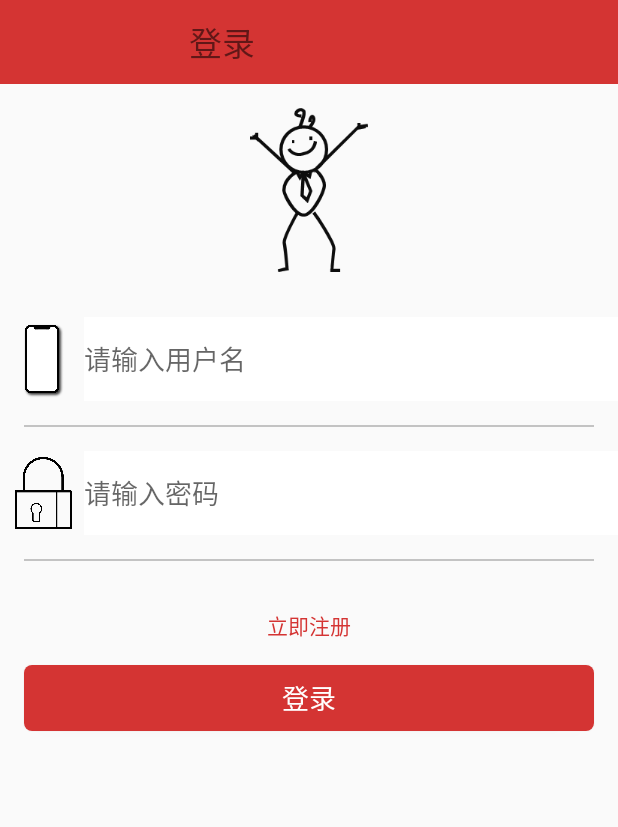
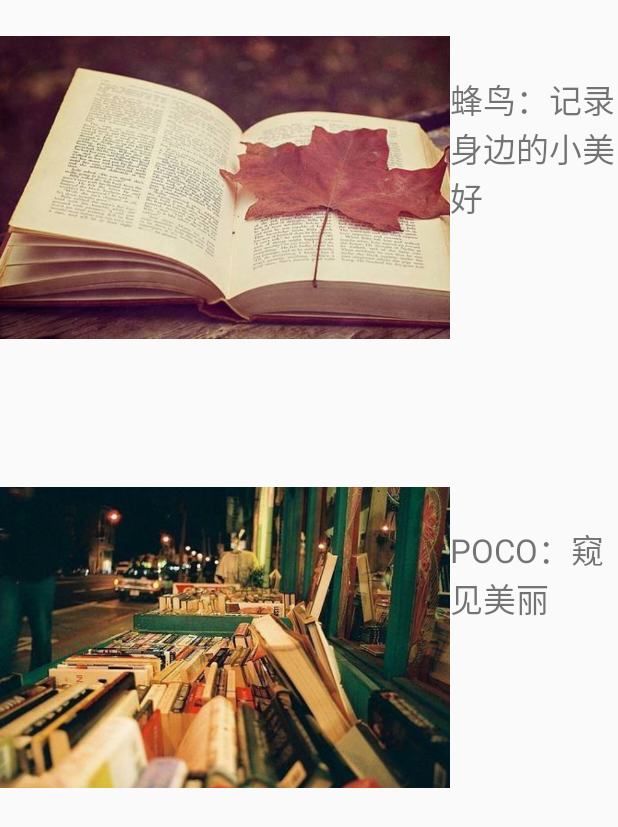
Before and after one commit to zhangtangqm/myMusic, an Android app: the fragment PhotoFragment shown on its own in the app's theme, after a tap on an icon or button, on a phone screen of 412 x 824 dp. Shown: the top 827 px of the screen. Run offline under Robolectric (Android 15) with nearby library versions, the light colour scheme and no system bars; our stand-ins replace CircleImageView.

Commit message:
书籍页面与摄影页面

```diff
--- a/app/src/main/AndroidManifest.xml
+++ b/app/src/main/AndroidManifest.xml
@@ -30,7 +30,9 @@
         <activity android:name=".activities.PlayMusicActivity" />
         <activity android:name=".activities.PlayerListActivity" />
         <activity android:name=".activities.ReadActivity" />
-        <activity android:name=".activities.FashionListActivity"></activity>
+        <activity android:name=".activities.FashionListActivity" />
+        <activity android:name=".activities.BookListActivity" />
+        <activity android:name=".activities.PhotoListActivity"></activity>
     </application>
 
 </manifest>
--- /dev/null
+++ b/app/src/main/java/cn/edu/swufe/mymusic/activities/PhotoListActivity.java
@@ -0,0 +1,31 @@
+package cn.edu.swufe.mymusic.activities;
+
+import android.content.Intent;
+import android.net.Uri;
+import android.support.v7.app.AppCompatActivity;
+import android.os.Bundle;
+import android.view.View;
+
+import cn.edu.swufe.mymusic.R;
+
+public class PhotoListActivity extends BaseAcitivity {
+
+    @Override
+    protected void onCreate(Bundle savedInstanceState) {
+        super.onCreate(savedInstanceState);
+        setContentView(R.layout.activity_photo_list);
+
+    }
+    public void onPhotoAClick(View v){
+        Uri uri = Uri.parse("http://www.fengniao.com/");
+        Intent intent;
+        intent = new Intent(Intent.ACTION_VIEW,uri);
+        startActivity(intent);
+    }
+    public void onPhotoBClick(View v){
+        Uri uri = Uri.parse(" http://photo.poco.cn/");
+        Intent intent;
+        intent = new Intent(Intent.ACTION_VIEW,uri);
+        startActivity(intent);
+    }
+}
--- a/app/src/main/java/cn/edu/swufe/mymusic/fragments/BooksFragment.java
+++ b/app/src/main/java/cn/edu/swufe/mymusic/fragments/BooksFragment.java
@@ -13,6 +13,7 @@ import android.widget.Toast;
 
 import cn.edu.swufe.mymusic.MainActivity;
 import cn.edu.swufe.mymusic.R;
+import cn.edu.swufe.mymusic.activities.BookListActivity;
 import cn.edu.swufe.mymusic.activities.LoginActivity;
 import de.hdodenhof.circleimageview.CircleImageView;
 
@@ -95,7 +96,7 @@ public class BooksFragment extends Fragment {
         button.setOnClickListener(new View.OnClickListener() {
             @Override
             public void onClick(View v) {
-                Intent intent = new Intent(getActivity(),LoginActivity.class);
+                Intent intent = new Intent(getActivity(),BookListActivity.class);
                 startActivity(intent);
 
 
--- a/app/src/main/java/cn/edu/swufe/mymusic/fragments/PhotoFragment.java
+++ b/app/src/main/java/cn/edu/swufe/mymusic/fragments/PhotoFragment.java
@@ -11,6 +11,7 @@ import android.view.ViewGroup;
 
 import cn.edu.swufe.mymusic.R;
 import cn.edu.swufe.mymusic.activities.LoginActivity;
+import cn.edu.swufe.mymusic.activities.PhotoListActivity;
 import de.hdodenhof.circleimageview.CircleImageView;
 
 /**
@@ -85,7 +86,7 @@ public class PhotoFragment extends Fragment {
         button.setOnClickListener(new View.OnClickListener() {
             @Override
             public void onClick(View v) {
-                Intent intent = new Intent(getActivity(),LoginActivity.class);
+                Intent intent = new Intent(getActivity(),PhotoListActivity.class);
                 startActivity(intent);
 
 
--- /dev/null
+++ b/app/src/main/res/layout/activity_photo_list.xml
@@ -0,0 +1,53 @@
+<?xml version="1.0" encoding="utf-8"?>
+<LinearLayout xmlns:android="http://schemas.android.com/apk/res/android"
+    xmlns:app="http://schemas.android.com/apk/res-auto"
+    xmlns:tools="http://schemas.android.com/tools"
+    android:layout_width="match_parent"
+    android:layout_height="match_parent"
+    android:orientation="vertical"
+    tools:context=".activities.PhotoListActivity">
+
+    <LinearLayout
+        android:layout_width="match_parent"
+        android:layout_height="300dp"
+        android:orientation="horizontal"
+        >
+
+        <ImageView
+            android:layout_width="300dp"
+            android:layout_height="250dp"
+            android:src="@mipmap/book_a"
+            android:id="@+id/photo_a"
+            android:onClick="onPhotoAClick"
+            />
+        <TextView
+            android:layout_width="match_parent"
+            android:layout_height="200dp"
+            android:layout_gravity="center_vertical"
+            android:text="蜂鸟：记录身边的小美好"
+            android:textSize="22dp"
+            />
+    </LinearLayout>
+
+    <LinearLayout
+        android:layout_width="match_parent"
+        android:layout_height="300dp"
+        android:orientation="horizontal"
+        >
+
+        <ImageView
+            android:layout_width="300dp"
+            android:layout_height="250dp"
+            android:src="@mipmap/book_b"
+            android:id="@+id/photo_b"
+            android:onClick="onPhotoBClick"
+            />
+        <TextView
+            android:layout_width="match_parent"
+            android:layout_height="200dp"
+            android:layout_gravity="center_vertical"
+            android:text="POCO：窥见美丽"
+            android:textSize="22dp"
+            />
+    </LinearLayout>
+</LinearLayout>
```
Also changed, not shown: app/src/main/java/cn/edu/swufe/mymusic/activities/BookListActivity.java (added, +42 -0 lines), app/src/main/res/layout/activity_book_list.xml (added, +53 -0 lines), app/src/main/res/mipmap-mdpi/book_a.PNG (added), app/src/main/res/mipmap-mdpi/book_b.PNG (added), app/src/main/res/mipmap-mdpi/photo_a.PNG (added), app/src/main/res/mipmap-mdpi/photo_b.PNG (added).
